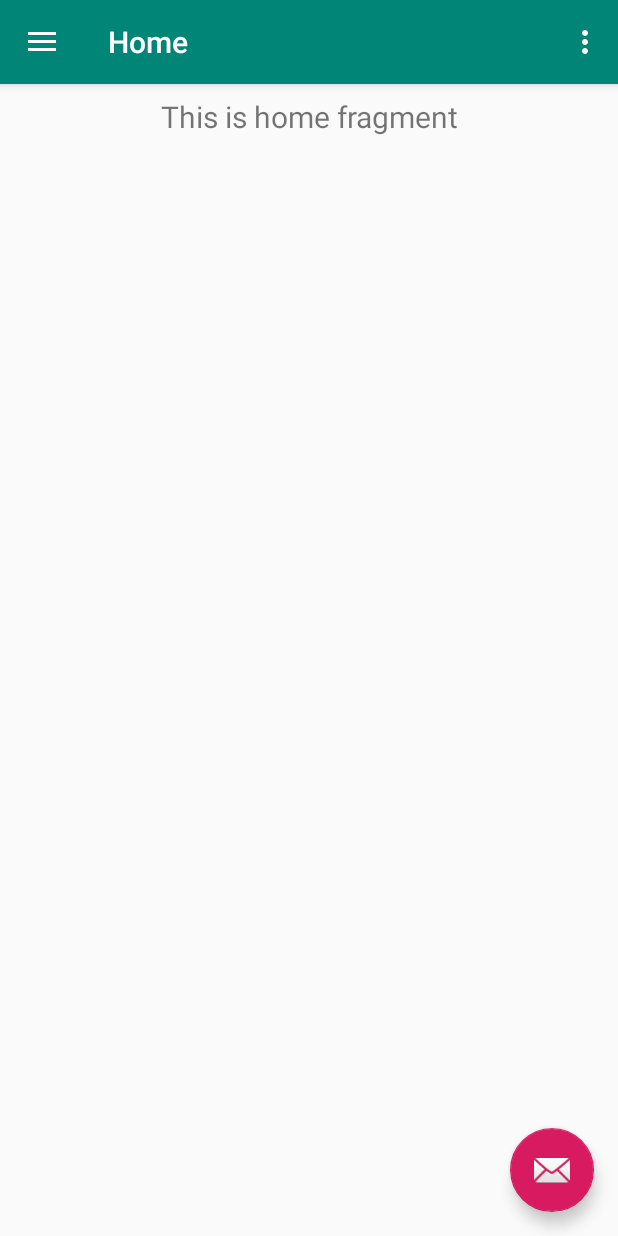
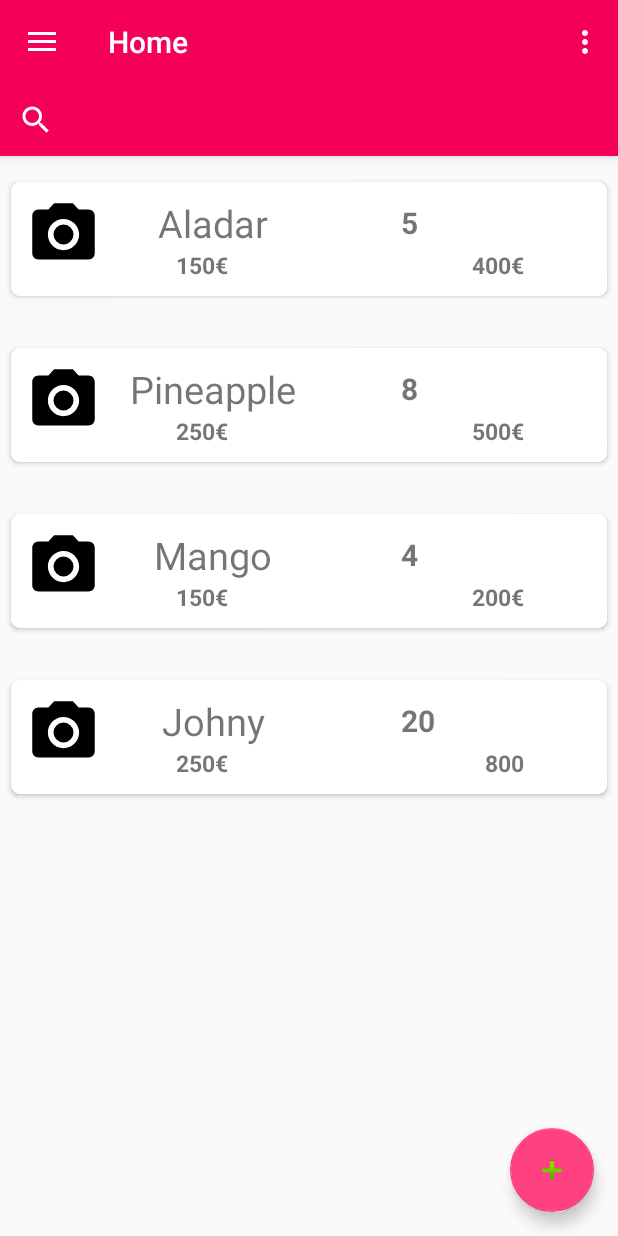
Before and after one commit to 314ga/AssignmentAndroid, an Android app: the screen it shows after launch once a user with an empty profile is signed in (MainActivity), on a phone screen of 412 x 824 dp. Run offline under Robolectric (Android 15) with nearby library versions, the phone set to English and light mode, and no system bars; our stand-ins replace Firebase (no records; nobody signed in at launch, a user with empty details on screens opened directly), Picasso, navigation-ui.

Commit message:
Added Card Layout + RecycleView
Created main card layout for Home fragment.

```diff
--- a/app/src/main/AndroidManifest.xml
+++ b/app/src/main/AndroidManifest.xml
@@ -32,7 +32,8 @@
         <activity
             android:name=".MainActivity"
             android:label="DesginerNote"
-            android:theme="@style/AppTheme.NoActionBar" />
+            android:theme="@style/AppTheme.NoActionBar"/>
+
         <activity android:name="com.theartofdev.edmodo.cropper.CropImageActivity"
             android:theme="@style/Base.Theme.AppCompat"/>
     </application>
--- /dev/null
+++ b/app/src/main/java/com/example/designernote/Person.java
@@ -0,0 +1,56 @@
+package com.example.designernote;
+public class Person {
+    public int personImage;
+    public String customerName;
+    public String debtPrice;
+    public String totalPrice;
+    public String workQty;
+
+    public Person(String customerName, int personImage, String debtPrice, String totalPrice, String workQty) {
+        this.personImage = personImage;
+        this.customerName = customerName;
+        this.debtPrice = debtPrice;
+        this.totalPrice = totalPrice;
+        this.workQty = workQty;
+    }
+
+    public String getWorkQty() {
+        return workQty;
+    }
+
+    public void setWorkQty(String workQty) {
+        this.workQty = workQty;
+    }
+
+    public String getDebtPrice() {
+        return debtPrice;
+    }
+
+    public void setDebtPrice(String debtPrice) {
+        this.debtPrice = debtPrice;
+    }
+
+    public String getTotalPrice() {
+        return totalPrice;
+    }
+
+    public void setTotalPrice(String totalPrice) {
+        this.totalPrice = totalPrice;
+    }
+
+    public int getPersonImage() {
+        return personImage;
+    }
+
+    public void setPersonImage(int personImage) {
+        this.personImage = personImage;
+    }
+
+    public String getCustomerName() {
+        return customerName;
+    }
+
+    public void setCustomerName(String customerName) {
+        this.customerName = customerName;
+    }
+}
--- /dev/null
+++ b/app/src/main/java/com/example/designernote/PersonCardAdapter.java
@@ -0,0 +1,69 @@
+package com.example.designernote;
+
+import android.content.Context;
+import android.view.LayoutInflater;
+import android.view.View;
+import android.view.ViewGroup;
+import android.widget.ImageView;
+import android.widget.TextView;
+import android.widget.Toast;
+
+import androidx.recyclerview.widget.RecyclerView;
+
+import java.util.List;
+
+public class PersonCardAdapter extends RecyclerView.Adapter<PersonCardAdapter.PersonViewHolder>{
+    private List<Person> personItemList;
+    Context context;
+
+    public PersonCardAdapter(List<Person> personItemList, Context context) {
+        this.personItemList = personItemList;
+        this.context = context;
+    }
+
+    @Override
+    public PersonViewHolder onCreateViewHolder(ViewGroup parent, int viewType) {
+        //inflate the layout file
+        View personView = LayoutInflater.from(parent.getContext()).inflate(R.layout.person_card, parent, false);
+        PersonViewHolder gvh = new PersonViewHolder(personView);
+        return gvh;
+    }
+
+    @Override
+    public void onBindViewHolder(PersonViewHolder holder, final int position) {
+        holder.personImage.setImageResource(personItemList.get(position).getPersonImage());
+        holder.customerName.setText(personItemList.get(position).getCustomerName());
+        holder.totalPrice.setText(personItemList.get(position).getDebtPrice());
+        holder.debtPrice.setText(personItemList.get(position).getTotalPrice());
+        holder.workQty.setText(personItemList.get(position).getWorkQty());
+
+        holder.personImage.setOnClickListener(new View.OnClickListener() {
+            @Override
+            public void onClick(View v) {
+                String productName = personItemList.get(position).getCustomerName().toString();
+                Toast.makeText(context, productName + " is selected", Toast.LENGTH_SHORT).show();
+            }
+        });
+    }
+
+    @Override
+    public int getItemCount() {
+        return personItemList.size();
+    }
+
+    public class PersonViewHolder extends RecyclerView.ViewHolder {
+        ImageView personImage;
+        TextView customerName;
+        TextView totalPrice;
+        TextView debtPrice;
+        TextView workQty;
+        public PersonViewHolder(View view) {
+            super(view);
+            personImage =view.findViewById(R.id.idPersonImage);
+            customerName =view.findViewById(R.id.idPersonName);
+            totalPrice = view.findViewById(R.id.idTotalPrice);
+            debtPrice = view.findViewById(R.id.idDebtPrice);
+            workQty = view.findViewById(R.id.idWorkQty);
+        }
+    }
+}
--- a/app/src/main/java/com/example/designernote/ui/home/HomeFragment.java
+++ b/app/src/main/java/com/example/designernote/ui/home/HomeFragment.java
@@ -4,32 +4,55 @@ import android.os.Bundle;
 import android.view.LayoutInflater;
 import android.view.View;
 import android.view.ViewGroup;
-import android.widget.TextView;
 
 import androidx.annotation.Nullable;
 import androidx.annotation.NonNull;
 import androidx.fragment.app.Fragment;
 import androidx.lifecycle.Observer;
 import androidx.lifecycle.ViewModelProviders;
+import androidx.recyclerview.widget.LinearLayoutManager;
+import androidx.recyclerview.widget.RecyclerView;
 
+import com.example.designernote.Person;
+import com.example.designernote.PersonCardAdapter;
 import com.example.designernote.R;
+
+import java.util.ArrayList;
+import java.util.List;
 
 public class HomeFragment extends Fragment {
 
     private HomeViewModel homeViewModel;
-
+    private RecyclerView mRecyclerView;
+    private PersonCardAdapter mAdapter;
+    private List<Person> mProductList;
     public View onCreateView(@NonNull LayoutInflater inflater,
-                             ViewGroup container, Bundle savedInstanceState) {
-        homeViewModel =
-                ViewModelProviders.of(this).get(HomeViewModel.class);
+                             ViewGroup container, Bundle savedInstanceState)
+    {
+        homeViewModel = ViewModelProviders.of(this).get(HomeViewModel.class);
         View root = inflater.inflate(R.layout.fragment_home, container, false);
-        final TextView textView = root.findViewById(R.id.text_home);
         homeViewModel.getText().observe(this, new Observer<String>() {
             @Override
-            public void onChanged(@Nullable String s) {
-                textView.setText(s);
+            public void onChanged(@Nullable String s)
+            {
             }
+
         });
+
+        mRecyclerView = (RecyclerView) root.findViewById(R.id.idRecyclerView);
+        mRecyclerView.setLayoutManager(new LinearLayoutManager(getActivity()));
+
+        //Populate the products
+        mProductList = new ArrayList<>();
+        mProductList.add(new Person("Aladar",R.drawable.ic_menu_camera,"150€", "400€", "5"));
+        mProductList.add(new Person("Pineapple",R.drawable.ic_menu_camera,"250€", "500€", "8"));
+        mProductList.add(new Person("Mango",R.drawable.ic_menu_camera,"150€", "200€", "4"));
+        mProductList.add(new Person("Johny",R.drawable.ic_menu_camera,"250€", "800", "20"));
+
+        //set adapter to recyclerview
+        mAdapter = new PersonCardAdapter(mProductList,getActivity());
+        mRecyclerView.setAdapter(mAdapter);
+
         return root;
     }
 }
--- a/app/src/main/res/layout/app_bar_main.xml
+++ b/app/src/main/res/layout/app_bar_main.xml
@@ -11,12 +11,16 @@
         android:layout_height="wrap_content"
         android:theme="@style/AppTheme.AppBarOverlay">
 
-        <androidx.appcompat.widget.Toolbar
-            android:id="@+id/toolbar"
+            <androidx.appcompat.widget.Toolbar
+                android:id="@+id/toolbar"
+                android:layout_width="match_parent"
+                android:layout_height="?attr/actionBarSize"
+                android:background="?attr/colorPrimary"
+                app:popupTheme="@style/AppTheme.PopupOverlay" />
+
+        <SearchView
             android:layout_width="match_parent"
-            android:layout_height="?attr/actionBarSize"
-            android:background="?attr/colorPrimary"
-            app:popupTheme="@style/AppTheme.PopupOverlay" />
+            android:layout_height="match_parent" />
 
     </com.google.android.material.appbar.AppBarLayout>
 
@@ -28,6 +32,6 @@
         android:layout_height="wrap_content"
         android:layout_gravity="bottom|end"
         android:layout_margin="@dimen/fab_margin"
-        app:srcCompat="@android:drawable/ic_dialog_email" />
+        app:srcCompat="@android:drawable/ic_input_add" />
 
 </androidx.coordinatorlayout.widget.CoordinatorLayout>
--- a/app/src/main/res/layout/fragment_home.xml
+++ b/app/src/main/res/layout/fragment_home.xml
@@ -1,19 +1,15 @@
 <?xml version="1.0" encoding="utf-8"?>
-<androidx.constraintlayout.widget.ConstraintLayout xmlns:android="http://schemas.android.com/apk/res/android"
+<LinearLayout xmlns:android="http://schemas.android.com/apk/res/android"
     xmlns:app="http://schemas.android.com/apk/res-auto"
+    xmlns:tools="http://schemas.android.com/tools"
     android:layout_width="match_parent"
-    android:layout_height="match_parent">
+    android:layout_height="match_parent"
+    tools:context=".MainActivity">
 
-    <TextView
-        android:id="@+id/text_home"
+    <androidx.recyclerview.widget.RecyclerView
+        android:id="@+id/idRecyclerView"
         android:layout_width="match_parent"
-        android:layout_height="wrap_content"
-        android:layout_marginStart="8dp"
-        android:layout_marginTop="8dp"
-        android:layout_marginEnd="8dp"
-        android:textAlignment="center"
-        android:textSize="20sp"
-        app:layout_constraintEnd_toEndOf="parent"
-        app:layout_constraintStart_toStartOf="parent"
-        app:layout_constraintTop_toTopOf="parent" />
-</androidx.constraintlayout.widget.ConstraintLayout>
+        android:layout_height="match_parent"
+        android:clipToPadding="false"
+        android:scrollbars="vertical" />
+</LinearLayout>
--- /dev/null
+++ b/app/src/main/res/layout/person_card.xml
@@ -0,0 +1,100 @@
+<?xml version="1.0" encoding="utf-8"?>
+<LinearLayout xmlns:android="http://schemas.android.com/apk/res/android"
+    xmlns:app="http://schemas.android.com/apk/res-auto"
+    xmlns:tools="http://schemas.android.com/tools"
+    android:layout_width="match_parent"
+    android:layout_height="wrap_content"
+    android:orientation="vertical"
+    android:paddingTop="10dp"
+    android:paddingBottom="10dp">
+    <androidx.cardview.widget.CardView
+        android:id="@+id/idCardView"
+        android:layout_width="match_parent"
+        android:layout_height="match_parent"
+        android:layout_gravity="center"
+        android:elevation="7dp"
+        android:layout_margin="7dp"
+        app:cardCornerRadius="6dp"
+        app:cardPreventCornerOverlap="false">
+
+        <RelativeLayout
+            android:layout_width="fill_parent"
+            android:layout_height="wrap_content"
+            android:background="@color/cardview_light_background"
+            android:orientation="horizontal"
+            android:padding="10dp">
+
+
+            <LinearLayout
+                android:id="@+id/idLinearLayoutProductImage"
+                android:layout_width="wrap_content"
+                android:layout_height="wrap_content"
+                android:layout_alignParentLeft="true">
+                <ImageView
+                    android:id="@+id/idPersonImage"
+                    android:layout_width="50dp"
+                    android:layout_height="50dp"/>
+            </LinearLayout>
+
+            <!-- Rest of the product info and add/remove to/from cart symbols -->
+
+            <LinearLayout
+                android:layout_width="match_parent"
+                android:layout_height="wrap_content"
+                android:layout_alignParentRight="true"
+                android:orientation="horizontal"
+                android:id="@+id/idTopLayout">
+
+                <TextView
+                    android:id="@+id/idPersonName"
+                    android:layout_width="250dp"
+                    android:layout_height="wrap_content"
+                    android:layout_alignParentTop="true"
+                    android:layout_toRightOf="@+id/idLinearLayout"
+                    android:gravity="center_vertical|center_horizontal"
+                    android:textSize="25dp"
+                    tools:textColor="@android:color/black" />
+
+                <TextView
+                    android:id="@+id/idWorkQty"
+                    android:layout_width="wrap_content"
+                    android:layout_height="wrap_content"
+                    android:layout_gravity="center_vertical|center_horizontal"
+                    android:textSize="20dp"
+                    tools:textColor="@android:color/black"
+                    android:textStyle="bold" />
+
+            </LinearLayout>
+
+            <LinearLayout
+                android:id="@+id/idBottomLayout"
+                android:layout_width="match_parent"
+                android:layout_height="wrap_content"
+                android:layout_alignParentRight="true"
+                android:layout_below="@+id/idTopLayout">
+
+                <TextView
+                    android:id="@+id/idTotalPrice"
+                    android:layout_width="wrap_content"
+                    android:layout_height="wrap_content"
+                    android:layout_gravity="center_horizontal|center_vertical"
+                    android:layout_marginLeft="100dp"
+                    android:layout_weight="1"
+                    android:paddingRight="15dp"
+                    android:textSize="15dp"
+                    android:textStyle="bold"
+                    tools:textColor="@android:color/black" />
+
+                <TextView
+                    android:id="@+id/idDebtPrice"
+                    android:layout_width="wrap_content"
+                    android:layout_height="wrap_content"
+                    android:layout_gravity="right|center_vertical"
+                    android:paddingRight="45dip"
+                    android:textSize="15dp"
+                    android:textStyle="bold"
+                    tools:textColor="@android:color/black" />
+            </LinearLayout>
+        </RelativeLayout>
+    </androidx.cardview.widget.CardView>
+</LinearLayout>
--- a/app/src/main/res/values/colors.xml
+++ b/app/src/main/res/values/colors.xml
@@ -1,6 +1,8 @@
 <?xml version="1.0" encoding="utf-8"?>
 <resources>
-    <color name="colorPrimary">#008577</color>
-    <color name="colorPrimaryDark">#00574B</color>
-    <color name="colorAccent">#D81B60</color>
+    <color name="colorPrimary">#F50057</color>
+    <color name="colorPrimaryDark">#F50057</color>
+    <color name="colorAccent">#FF4081</color>
+    <color name="viewBg">#f1f5f8</color>
+    <color name="album_title">#4c4c4c</color>
 </resources>
--- a/app/src/main/res/values/dimens.xml
+++ b/app/src/main/res/values/dimens.xml
@@ -5,4 +5,19 @@
     <dimen name="nav_header_vertical_spacing">8dp</dimen>
     <dimen name="nav_header_height">176dp</dimen>
     <dimen name="fab_margin">16dp</dimen>
+
+    <dimen name="item_offset">10dp</dimen>
+    <dimen name="detail_backdrop_height">250dp</dimen>
+    <dimen name="backdrop_title">30dp</dimen>
+    <dimen name="backdrop_subtitle">18dp</dimen>
+    <dimen name="card_margin">5dp</dimen>
+    <dimen name="card_album_radius">0dp</dimen>
+    <dimen name="album_cover_height">160dp</dimen>
+    <dimen name="album_title_padding">10dp</dimen>
+    <dimen name="album_title">15dp</dimen>
+    <dimen name="songs_count_padding_bottom">5dp</dimen>
+    <dimen name="songs_count">12dp</dimen>
+    <dimen name="ic_album_overflow_width">20dp</dimen>
+    <dimen name="ic_album_overflow_height">30dp</dimen>
+    <dimen name="ic_album_overflow_margin_top">10dp</dimen>
 </resources>
--- a/app/src/main/res/values/strings.xml
+++ b/app/src/main/res/values/strings.xml
@@ -7,6 +7,11 @@
     <string name="nav_header_desc">Navigation header</string>
     <string name="action_settings">Settings</string>
     <string name="action_log_out">Log Out</string>
+
+    <string name="action_add_favourite">Add to Favourites</string>
+    <string name="action_play_next">Play Next</string>
+    <string name="backdrop_title">LOVE MUSIC</string>
+    <string name="backdrop_subtitle">This season top 20 albums</string>
 
     <string name="menu_home">Home</string>
     <string name="menu_gallery">Gallery</string>
```
